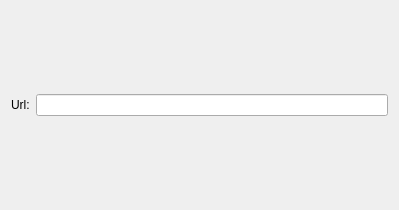
Above: Minerva/Plugins/GeoRSSQt/AddGeoRSSLayerWidget.ui from perryiv/cadkit before the change. Below: the same form after it.
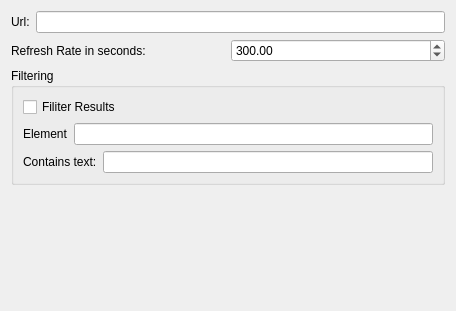
That is the form after the change.

Commit message: -Adding simple filtering of Items.

```diff
--- a/Minerva/Plugins/GeoRSSQt/AddGeoRSSLayerWidget.ui
+++ b/Minerva/Plugins/GeoRSSQt/AddGeoRSSLayerWidget.ui
@@ -5,8 +5,8 @@
    <rect>
     <x>0</x>
     <y>0</y>
-    <width>399</width>
-    <height>210</height>
+    <width>456</width>
+    <height>311</height>
    </rect>
   </property>
   <property name="windowTitle" >
@@ -27,6 +27,84 @@
      </item>
     </layout>
    </item>
+   <item>
+    <layout class="QHBoxLayout" >
+     <item>
+      <widget class="QLabel" name="label" >
+       <property name="text" >
+        <string>Refresh Rate in seconds:</string>
+       </property>
+      </widget>
+     </item>
+     <item>
+      <widget class="QDoubleSpinBox" name="_refreshRate" >
+       <property name="maximum" >
+        <double>10000000.000000000000000</double>
+       </property>
+       <property name="value" >
+        <double>300.000000000000000</double>
+       </property>
+      </widget>
+     </item>
+    </layout>
+   </item>
+   <item>
+    <widget class="QGroupBox" name="groupBox" >
+     <property name="title" >
+      <string>Filtering</string>
+     </property>
+     <layout class="QVBoxLayout" >
+      <item>
+       <widget class="QCheckBox" name="_enableFiltering" >
+        <property name="text" >
+         <string>Filiter Results</string>
+        </property>
+       </widget>
+      </item>
+      <item>
+       <layout class="QHBoxLayout" >
+        <item>
+         <widget class="QLabel" name="label_2" >
+          <property name="text" >
+           <string>Element</string>
+          </property>
+         </widget>
+        </item>
+        <item>
+         <widget class="QLineEdit" name="_elementFilter" />
+        </item>
+       </layout>
+      </item>
+      <item>
+       <layout class="QHBoxLayout" >
+        <item>
+         <widget class="QLabel" name="label_3" >
+          <property name="text" >
+           <string>Contains text:</string>
+          </property>
+         </widget>
+        </item>
+        <item>
+         <widget class="QLineEdit" name="_valueFilter" />
+        </item>
+       </layout>
+      </item>
+     </layout>
+    </widget>
+   </item>
+   <item>
+    <spacer>
+     <property name="orientation" >
+      <enum>Qt::Vertical</enum>
+     </property>
+     <property name="sizeHint" >
+      <size>
+       <width>20</width>
+       <height>40</height>
+      </size>
+     </property>
+    </spacer>
+   </item>
   </layout>
  </widget>
  <resources/>
```
The commit also changes 5 other files.
